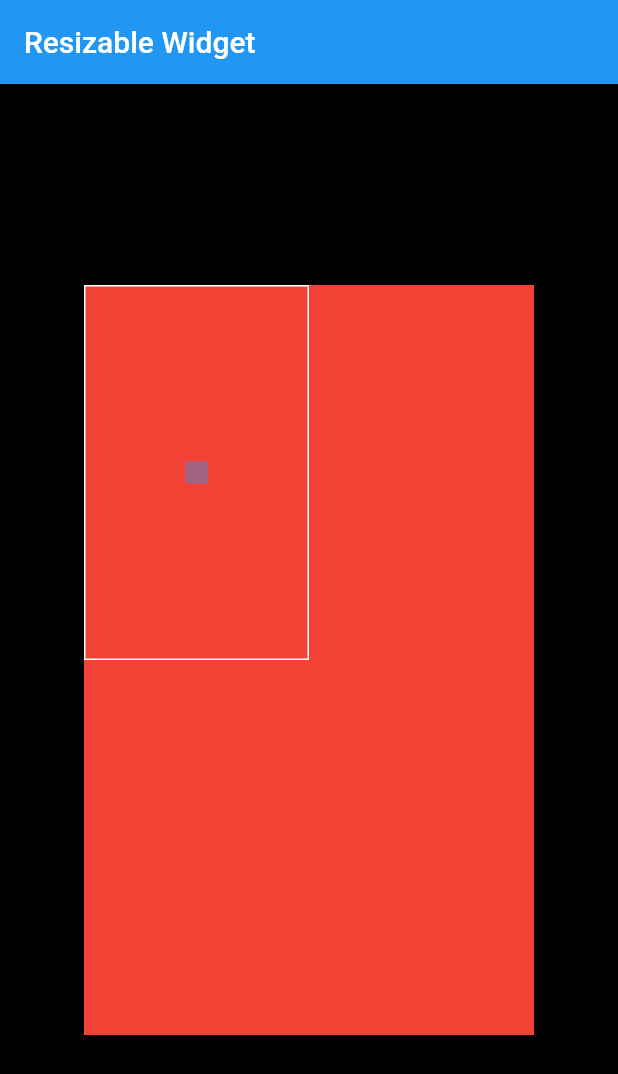
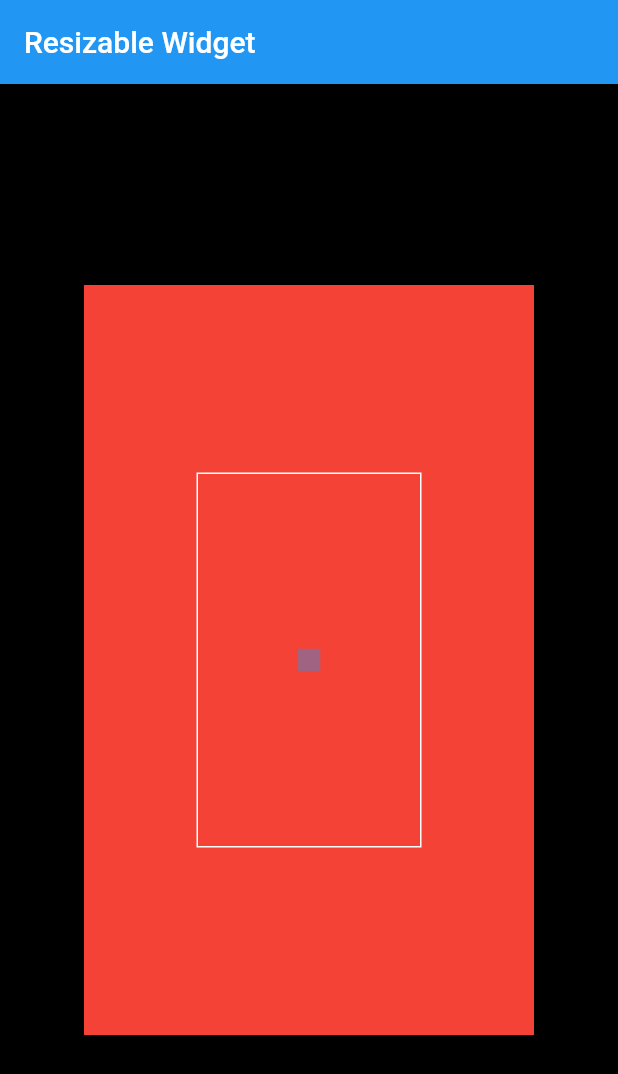
Before and after one commit to zamaniafshar/Flutter-Resizable-Widget, a Flutter app: the screen it shows after launch, on a phone screen of 412 x 824 dp. Shown: the top 1074 px of the screen. Run offline on Flutter 3.47's test engine with Material 2 defaults, Android fonts, the phone set to English and light mode, and no system bars.

Commit message:
Make widget more customizable

```diff
--- a/lib/src/resizable_widget.dart
+++ b/lib/src/resizable_widget.dart
@@ -3,16 +3,16 @@ import 'package:resizable_widget/src/drag_widget.dart';
 import 'package:resizable_widget/src/final_size.dart';
 import 'resizable_widget_controller.dart';
 
-class ResizableWidget extends StatelessWidget {
+class ResizableWidget extends StatefulWidget {
   ResizableWidget({
     super.key,
-    ResizableWidgetController? controller,
-    bool? showDragWidgets,
     double? height,
     double? width,
     Offset? initialPosition,
     double minWidth = 0.0,
     double minHeight = 0.0,
+    this.showDragWidgets,
+    this.controller,
     required double areaHeight,
     required double areaWidth,
     required this.child,
@@ -21,8 +21,8 @@ class ResizableWidget extends StatelessWidget {
   }) {
     height ??= areaHeight;
     width ??= areaWidth;
-    initialPosition ??= Offset(width / 2, height / 2);
-    FinalSize finalSize = FinalSize(
+    initialPosition ??= Offset(areaWidth / 2, areaHeight / 2);
+    size = FinalSize(
       areaHeight: areaHeight,
       areaWidth: areaWidth,
       height: height,
@@ -31,20 +31,44 @@ class ResizableWidget extends StatelessWidget {
       minWidth: minWidth,
       initialPosition: initialPosition,
     );
-    this.controller = controller ?? ResizableWidgetController();
-    this.controller.init(finalSize: finalSize, showDragWidgets: showDragWidgets);
-    for (var element in dragWidgetsList) {
-      element.init(this.controller);
-    }
   }
 
-  late final ResizableWidgetController controller;
+  late final FinalSize size;
+  final ResizableWidgetController? controller;
+  final bool? showDragWidgets;
   final Widget child;
   final Size dragWidgetsArea;
   final List<DragWidget> dragWidgetsList;
 
   @override
+  State<ResizableWidget> createState() => _ResizableWidgetState();
+}
+
+class _ResizableWidgetState extends State<ResizableWidget> {
+  late final ResizableWidgetController controller;
+
+  @override
+  void initState() {
+    print('im init state');
+    controller = widget.controller ?? ResizableWidgetController();
+    controller.init(finalSize: widget.size, showDragWidgets: widget.showDragWidgets);
+    super.initState();
+  }
+
+  @override
+  void dispose() {
+    print('im dispose');
+    controller.dispose();
+    super.dispose();
+  }
+
+  @override
   Widget build(BuildContext context) {
+    print(widget.dragWidgetsList.length);
+    for (var element in widget.dragWidgetsList) {
+      print('call init');
+      element.init(controller);
+    }
     return ValueListenableBuilder(
       valueListenable: controller,
       builder: (_, __, ___) {
@@ -55,17 +79,17 @@ class ResizableWidget extends StatelessWidget {
               left: controller.left,
               bottom: controller.bottom,
               right: controller.right,
-              child: child,
+              child: widget.child,
             ),
             Positioned(
-              top: controller.top - dragWidgetsArea.height,
-              left: controller.left - dragWidgetsArea.width,
-              bottom: controller.bottom - dragWidgetsArea.height,
-              right: controller.right - dragWidgetsArea.width,
+              top: controller.top - widget.dragWidgetsArea.height,
+              left: controller.left - widget.dragWidgetsArea.width,
+              bottom: controller.bottom - widget.dragWidgetsArea.height,
+              right: controller.right - widget.dragWidgetsArea.width,
               child: Visibility(
                 visible: controller.showDragWidgets,
                 child: Stack(
-                  children: dragWidgetsList,
+                  children: widget.dragWidgetsList,
                 ),
               ),
             ),
```
